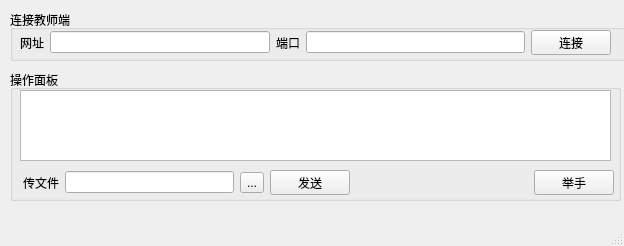
Jarrettluo/multimedia_management_software, file client/ui_source_client/client_panel.ui: the form before one commit.
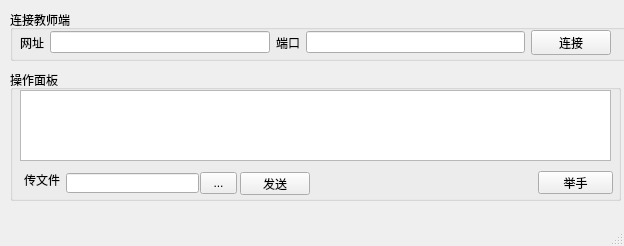
The form after the commit.

Commit message: modified client monitor child window

```diff
--- a/client/ui_source_client/client_panel.ui
+++ b/client/ui_source_client/client_panel.ui
@@ -88,61 +88,67 @@
       </rect>
      </property>
     </widget>
-    <widget class="QWidget" name="">
+    <widget class="QPushButton" name="pushButton_3">
      <property name="geometry">
       <rect>
-       <x>13</x>
-       <y>100</y>
-       <width>591</width>
-       <height>25</height>
+       <x>528</x>
+       <y>101</y>
+       <width>75</width>
+       <height>23</height>
       </rect>
      </property>
-     <layout class="QHBoxLayout" name="horizontalLayout_2">
-      <item>
-       <widget class="QLabel" name="label_3">
-        <property name="text">
-         <string>传文件</string>
-        </property>
-       </widget>
-      </item>
-      <item>
-       <widget class="QLineEdit" name="lineEdit_3"/>
-      </item>
-      <item>
-       <widget class="QToolButton" name="toolButton">
-        <property name="text">
-         <string>...</string>
-        </property>
-       </widget>
-      </item>
-      <item>
-       <widget class="QPushButton" name="pushButton_2">
-        <property name="text">
-         <string>发送</string>
-        </property>
-       </widget>
-      </item>
-      <item>
-       <spacer name="horizontalSpacer">
-        <property name="orientation">
-         <enum>Qt::Horizontal</enum>
-        </property>
-        <property name="sizeHint" stdset="0">
-         <size>
-          <width>178</width>
-          <height>20</height>
-         </size>
-        </property>
-       </spacer>
-      </item>
-      <item>
-       <widget class="QPushButton" name="pushButton_3">
-        <property name="text">
-         <string>举手</string>
-        </property>
-       </widget>
-      </item>
-     </layout>
+     <property name="text">
+      <string>举手</string>
+     </property>
+    </widget>
+    <widget class="QLineEdit" name="lineEdit_3">
+     <property name="geometry">
+      <rect>
+       <x>56</x>
+       <y>103</y>
+       <width>133</width>
+       <height>20</height>
+      </rect>
+     </property>
+    </widget>
+    <widget class="QPushButton" name="pushButton_2">
+     <property name="geometry">
+      <rect>
+       <x>230</x>
+       <y>102</y>
+       <width>70</width>
+       <height>23</height>
+      </rect>
+     </property>
+     <property name="text">
+      <string>发送</string>
+     </property>
+    </widget>
+    <widget class="QToolButton" name="toolButton">
+     <property name="geometry">
+      <rect>
+       <x>190</x>
+       <y>102</y>
+       <width>37</width>
+       <height>22</height>
+      </rect>
+     </property>
+     <property name="text">
+      <string>...</string>
+     </property>
+    </widget>
+    <widget class="QLabel" name="label_3">
+     <property name="geometry">
+      <rect>
+       <x>14</x>
+       <y>102</y>
+       <width>36</width>
+       <height>16</height>
+      </rect>
+     </property>
+     <property name="text">
+      <string>传文件</string>
+     </property>
     </widget>
    </widget>
   </widget>
```
Left out of the diff: 2 changed lines with no effect on the pictures. The commit also changes 4 other files.
